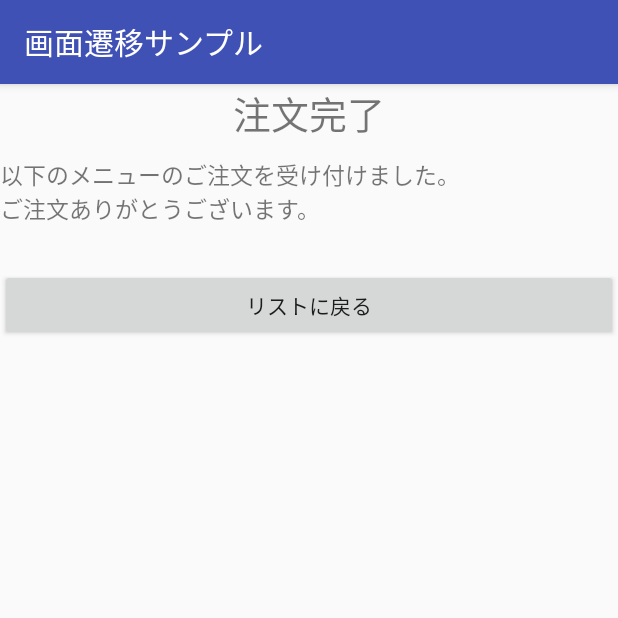
After one commit to hotmix/IntentSample, an Android app: the MenuThanksActivity screen opened directly, with no data from a screen before it, on a phone screen of 412 x 824 dp, the top half of it. The commit adds this screen. Run offline under Robolectric (Android 15) with nearby library versions, the phone set to English and light mode, and no system bars.

Commit message:
add MenuThanksActivity

```diff
--- a/app/src/main/AndroidManifest.xml
+++ b/app/src/main/AndroidManifest.xml
@@ -16,6 +16,7 @@
                 <category android:name="android.intent.category.LAUNCHER" />
             </intent-filter>
         </activity>
+        <activity android:name=".MenuThanksActivity"></activity>
     </application>
 
 </manifest>
--- a/app/src/main/java/jp/hotmix/intentsample/MenuListActivity.java
+++ b/app/src/main/java/jp/hotmix/intentsample/MenuListActivity.java
@@ -1,7 +1,10 @@
 package jp.hotmix.intentsample;
 
+import android.content.Intent;
 import android.support.v7.app.AppCompatActivity;
 import android.os.Bundle;
+import android.view.View;
+import android.widget.AdapterView;
 import android.widget.ListView;
 import android.widget.SimpleAdapter;
 
@@ -78,6 +81,27 @@ public class MenuListActivity extends AppCompatActivity {
 
         lvMenu.setAdapter(adapter);
 
+        lvMenu.setOnItemClickListener(new ListItemClickListener());
+
 
     }
+
+
+    private class ListItemClickListener implements AdapterView.OnItemClickListener {
+
+        @Override
+        public void onItemClick(AdapterView<?> parent, View view, int position, long id) {
+            Map<String, String> item = (Map<String, String>)parent.getItemAtPosition(position);
+
+            String menuName = item.get("name");
+            String menuPrice = item.get("price");
+
+            Intent intent = new Intent(MenuListActivity.this, MenuThanksActivity.class);
+
+            intent.putExtra("menuName", menuName);
+            intent.putExtra("menuPrice", menuPrice);
+
+            startActivity(intent);
+        }
+    }
 }
--- /dev/null
+++ b/app/src/main/java/jp/hotmix/intentsample/MenuThanksActivity.java
@@ -0,0 +1,31 @@
+package jp.hotmix.intentsample;
+
+import android.content.Intent;
+import android.support.v7.app.AppCompatActivity;
+import android.os.Bundle;
+import android.view.View;
+import android.widget.TextView;
+
+public class MenuThanksActivity extends AppCompatActivity {
+
+    @Override
+    protected void onCreate(Bundle savedInstanceState) {
+        super.onCreate(savedInstanceState);
+        setContentView(R.layout.activity_menu_thanks);
+
+        Intent intent = getIntent();
+
+        String menuName = intent.getStringExtra("menuName");
+        String menuPrice = intent.getStringExtra("menuPrice");
+
+        TextView tvMenuName = findViewById(R.id.tvMenuName);
+        TextView tvMenuPrice = findViewById(R.id.tvMenuPrice);
+
+        tvMenuName.setText(menuName);
+        tvMenuPrice.setText(menuPrice);
+    }
+
+    public void onBackButtonClick(View view) {
+        finish();
+    }
+}
--- /dev/null
+++ b/app/src/main/res/layout/activity_menu_thanks.xml
@@ -0,0 +1,48 @@
+<?xml version="1.0" encoding="utf-8"?>
+<LinearLayout
+    xmlns:android="http://schemas.android.com/apk/res/android"
+    android:layout_width="match_parent"
+    android:layout_height="match_parent"
+    android:orientation="vertical">
+
+    <TextView
+        android:layout_width="match_parent"
+        android:layout_height="wrap_content"
+        android:layout_marginBottom="10dp"
+        android:gravity="center"
+        android:text="@string/tv_thx_title"
+        android:textSize="25sp"
+        />
+
+    <TextView
+        android:layout_width="match_parent"
+        android:layout_height="wrap_content"
+        android:layout_marginBottom="10dp"
+        android:text="@string/tv_thx_desc"
+        android:textSize="15sp" />
+
+    <LinearLayout
+        android:layout_width="match_parent"
+        android:layout_height="wrap_content"
+        android:orientation="horizontal">
+
+        <TextView
+            android:layout_width="0dp"
+            android:layout_height="wrap_content"
+            android:layout_weight="1"
+            android:id="@+id/tvMenuName" />
+
+        <TextView
+            android:layout_width="wrap_content"
+            android:layout_height="wrap_content"
+            android:id="@+id/tvMenuPrice" />
+
+    </LinearLayout>
+
+    <Button
+        android:layout_width="match_parent"
+        android:layout_height="wrap_content"
+        android:onClick="onBackButtonClick"
+        android:text="@string/tv_thx_back" />
+
+</LinearLayout>
```
